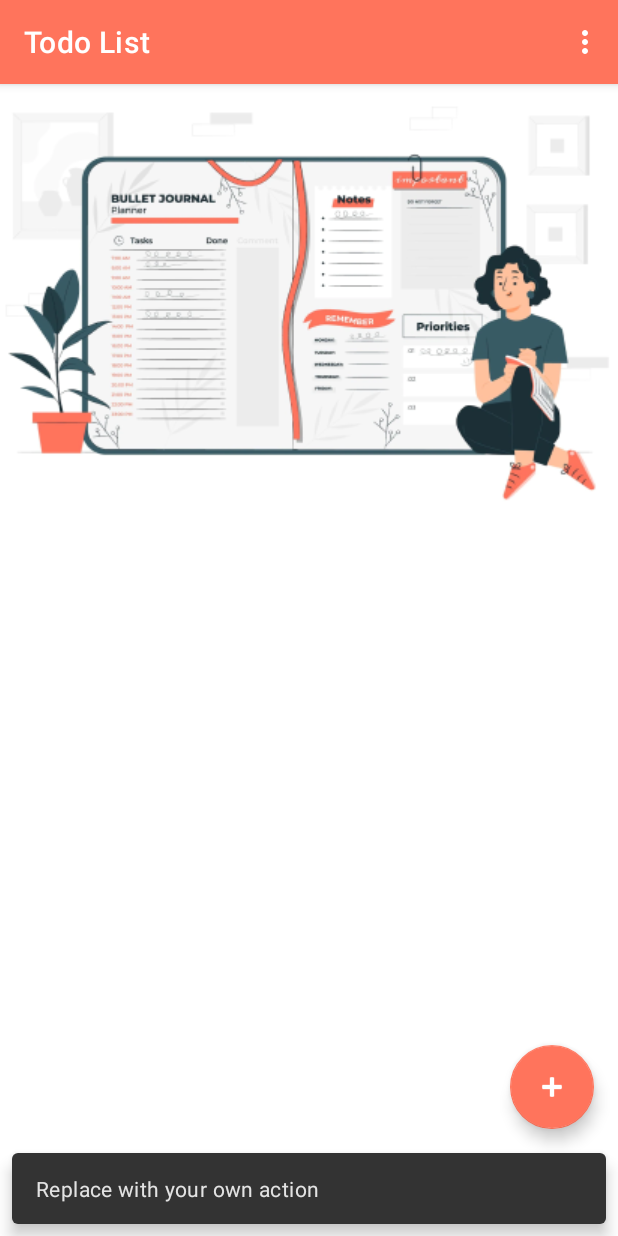
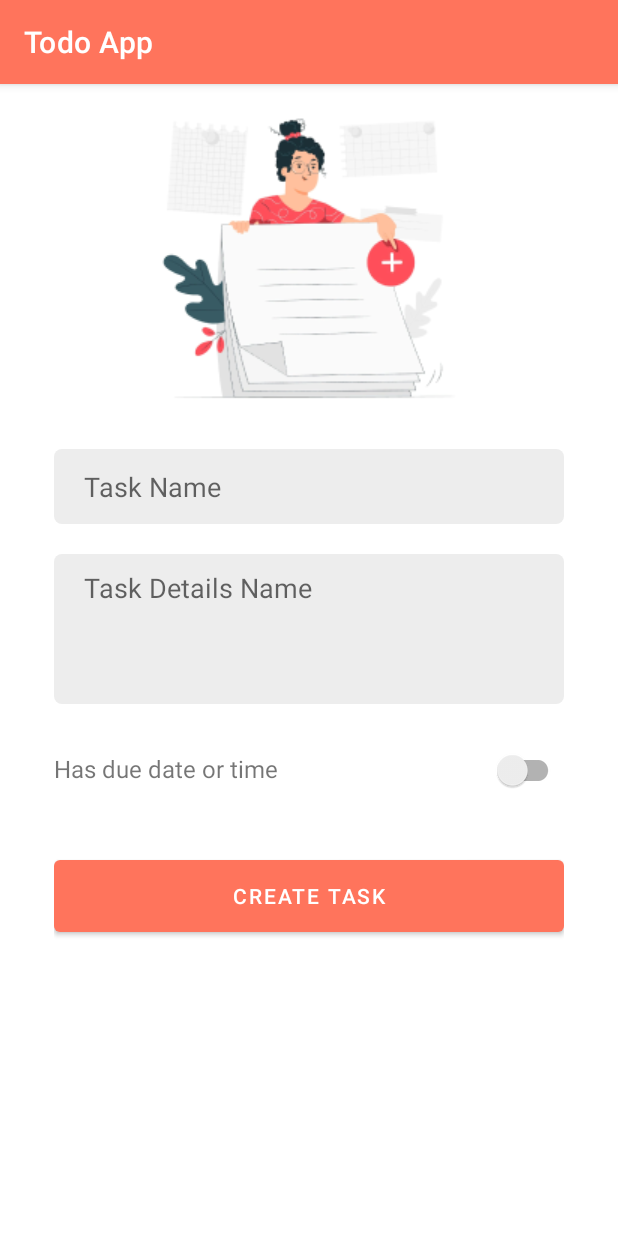
Before and after one commit to jovichenmcintyrecentenial/todo_list_android, an Android app: the MainActivity screen opened directly, with no data from a screen before it, after a tap on an icon or button, on a phone screen of 412 x 824 dp. Run offline under Robolectric (Android 15) with nearby library versions, the phone set to English and light mode, and no system bars.

Commit message:
started task details implemetation

```diff
--- a/app/src/main/java/com/centennial/team_15_mapd_721_todo_app/ui/main/MainActivity.kt
+++ b/app/src/main/java/com/centennial/team_15_mapd_721_todo_app/ui/main/MainActivity.kt
@@ -1,5 +1,6 @@
 package com.centennial.team_15_mapd_721_todo_app.ui.main
 
+import android.content.Intent
 import android.os.Bundle
 import com.google.android.material.snackbar.Snackbar
 import androidx.appcompat.app.AppCompatActivity
@@ -7,6 +8,8 @@ import android.view.Menu
 import android.view.MenuItem
 import com.centennial.team_15_mapd_721_todo_app.R
 import com.centennial.team_15_mapd_721_todo_app.databinding.ActivityMainBinding
+import com.centennial.team_15_mapd_721_todo_app.ui.signup.SignUpActivity
+import com.centennial.team_15_mapd_721_todo_app.ui.task_details.TaskDetailsActivity
 
 class MainActivity : AppCompatActivity() {
 
@@ -21,8 +24,11 @@ class MainActivity : AppCompatActivity() {
         setSupportActionBar(binding.toolbar)
 
         binding.fab.setOnClickListener { view ->
-            Snackbar.make(view, "Replace with your own action", Snackbar.LENGTH_LONG)
-                .setAction("Action", null).show()
+//            Snackbar.make(view, "Replace with your own action", Snackbar.LENGTH_LONG)
+//                .setAction("Action", null).show()
+
+            val intent = Intent(this, TaskDetailsActivity::class.java)
+            startActivity(intent)
         }
     }
 
--- /dev/null
+++ b/app/src/main/java/com/centennial/team_15_mapd_721_todo_app/ui/task_details/TaskDetailsActivity.kt
@@ -0,0 +1,102 @@
+package com.centennial.team_15_mapd_721_todo_app.ui.task_details
+
+import android.app.DatePickerDialog
+import android.app.TimePickerDialog
+import androidx.appcompat.app.AppCompatActivity
+import android.os.Bundle
+import android.view.View
+import android.widget.EditText
+import com.centennial.team_15_mapd_721_todo_app.R
+import com.centennial.team_15_mapd_721_todo_app.databinding.ActivityLoginBinding
+import com.centennial.team_15_mapd_721_todo_app.databinding.ActivityTaskDetailsBinding
+import com.google.type.DateTime
+import java.text.SimpleDateFormat
+import java.util.*
+
+class TaskDetailsActivity : AppCompatActivity() {
+    private lateinit var binding: ActivityTaskDetailsBinding
+    private var date:Date? = null
+    private val dateFormat = SimpleDateFormat("MMMM dd, yyyy", Locale.getDefault())
+    private val timeFormat = SimpleDateFormat("hh:mm a", Locale.getDefault())
+
+
+    override fun onCreate(savedInstanceState: Bundle?) {
+        super.onCreate(savedInstanceState)
+        binding = ActivityTaskDetailsBinding.inflate(layoutInflater)
+        setContentView(binding.root)
+
+        setCurrentDateAndTime()
+        binding.hasDueDateSwitch.setOnCheckedChangeListener { _, isChecked ->
+            if (isChecked) {
+                binding.dateTimelayout.visibility = View.VISIBLE
+            } else {
+                binding.dateTimelayout.visibility = View.GONE
+            }
+        }
+    }
+
+    fun setCurrentDateAndTime(){
+
+        date = Date()
+
+        val currentDateString = dateFormat.format(date)
+        val currentTimeString = timeFormat.format(date)
+
+        val dateEditText = binding.dateEditText
+        val timeEditText = binding.timeEditText
+
+        dateEditText.setText(currentDateString)
+        timeEditText.setText(currentTimeString)
+    }
+
+    fun showDatePickerDialog(view: View) {
+        val editText = view as EditText
+        val calendar = Calendar.getInstance()
+        calendar.time = date
+        val year = calendar.get(Calendar.YEAR)
+        val month = calendar.get(Calendar.MONTH)
+        val day = calendar.get(Calendar.DAY_OF_MONTH)
+
+        val datePickerDialog = DatePickerDialog(
+            this,
+            { _, selectedYear, selectedMonth, selectedDay ->
+                calendar.set(Calendar.YEAR, selectedYear)
+                calendar.set(Calendar.MONTH, selectedMonth)
+                calendar.set(Calendar.DAY_OF_MONTH, selectedDay)
+                date = calendar.time
+
+                val currentDateString = dateFormat.format(date)
+
+                editText.setText(currentDateString)
+            },
+            year,
+            month,
+            day
+        )
+
+        datePickerDialog.show()
+    }
+
+    fun showTimePickerDialog(view: View) {
+        val editText = view as EditText
+        val calendar = Calendar.getInstance()
+        calendar.time = date
+        val hour = calendar.get(Calendar.HOUR_OF_DAY)
+        val minute = calendar.get(Calendar.MINUTE)
+
+        val timePickerDialog = TimePickerDialog(
+            this,
+            { _, selectedHour, selectedMinute ->
+                calendar.set(Calendar.HOUR_OF_DAY, selectedHour)
+                calendar.set(Calendar.MINUTE, selectedMinute)
+                date = calendar.time
+                val currentTimeString = timeFormat.format(date)
+                editText.setText(currentTimeString)
+            },
+            hour,
+            minute,
+            false
+        )
+
+        timePickerDialog.show()
+    }}
--- /dev/null
+++ b/app/src/main/res/layout/activity_task_details.xml
@@ -0,0 +1,117 @@
+<?xml version="1.0" encoding="utf-8"?>
+<LinearLayout xmlns:android="http://schemas.android.com/apk/res/android"
+    xmlns:app="http://schemas.android.com/apk/res-auto"
+    xmlns:tools="http://schemas.android.com/tools"
+    android:layout_width="match_parent"
+    android:layout_height="match_parent"
+    android:orientation="vertical"
+    tools:context=".ui.task_details.TaskDetailsActivity">
+
+    <ImageView
+
+        android:layout_width="match_parent"
+        android:layout_gravity="top"
+        android:layout_height="wrap_content"
+        android:scaleType="centerCrop"
+        android:src="@drawable/add_a_task" />
+
+    <LinearLayout
+        android:layout_marginHorizontal="20dp"
+        android:layout_weight="1"
+        android:layout_width="match_parent"
+        android:layout_height="wrap_content"
+        android:layout_below="@+id/imageViewSignUp"
+        android:padding="16dp"
+        android:orientation="vertical">
+
+        <EditText
+            android:id="@+id/editTaskName"
+            android:hint="Task Name"
+            style="@style/text_field_style" />
+
+        <EditText
+            android:id="@+id/editTaskDetails"
+            android:hint="Task Details Name"
+            style="@style/text_area" />
+
+        <LinearLayout
+            android:layout_width="match_parent"
+            android:layout_height="wrap_content"
+            android:orientation="horizontal"
+           >
+
+            <TextView
+                android:layout_width="0dp"
+                android:layout_height="wrap_content"
+                android:layout_weight="1"
+                android:textSize="16dp"
+                android:text="Has due date or time"/>
+
+            <androidx.appcompat.widget.SwitchCompat
+
+                android:id="@+id/has_due_date_switch"
+                android:layout_width="wrap_content"
+                android:layout_height="wrap_content"
+                android:thumbTint="@color/text_secondary"
+                android:layout_marginBottom="10dp"
+                android:trackTint="#FF5722"
+                />
+
+        </LinearLayout>
+
+        <LinearLayout
+            android:visibility="gone"
+            android:id="@+id/dateTimelayout"
+            android:layout_width="match_parent"
+            android:layout_height="wrap_content"
+            android:orientation="horizontal">
+
+            <EditText
+                android:id="@+id/date_edit_text"
+                android:layout_weight="1"
+                android:inputType="date"
+                android:hint="Select date"
+                android:focusable="false"
+                android:clickable="true"
+                android:layout_marginRight="10dp"
+                style="@style/text_field_style"
+                android:onClick="showDatePickerDialog" />
+
+            <EditText
+                android:id="@+id/time_edit_text"
+                android:layout_weight="2"
+                android:inputType="time"
+                android:hint="Select time"
+                android:focusable="false"
+                android:clickable="true"
+                style="@style/text_field_style"
+                android:onClick="showTimePickerDialog" />
+
+        </LinearLayout>
+
+
+
+
+<!--        <EditText-->
+<!--            android:id="@+id/editTextEmail"-->
+<!--            android:hint="Email"-->
+<!--            style="@style/text_field_style" />-->
+
+<!--        <EditText-->
+<!--            android:id="@+id/editTextPassword"-->
+<!--            android:hint="Password"-->
+<!--            style="@style/text_field_style"-->
+<!--            android:inputType="textPassword" />-->
+
+
+        <Button
+            android:id="@+id/buttonSignUp"
+            android:layout_width="match_parent"
+            android:layout_height="60dp"
+            android:layout_marginTop="20dp"
+            android:text="Create Task"
+            android:onClick="onSubmit"
+            style="@style/main_button_style" />
+
+    </LinearLayout>
+</LinearLayout>
--- a/app/src/main/res/values/styles.xml
+++ b/app/src/main/res/values/styles.xml
@@ -13,4 +13,11 @@
         <item name="android:layout_width">match_parent</item>
         <item name="android:layout_height">60dp</item>
     </style>
+
+    <style name="text_area" parent="text_field_style">
+        <item name="android:gravity">top|left</item>
+        <item name="android:paddingTop">10dp</item>
+        <item name="android:layout_height">100dp</item>
+        <item name="android:inputType">textMultiLine</item>
+    </style>
 </resources>
```
Also changed, not shown: app/src/main/AndroidManifest.xml (+9 -2 lines), app/src/main/res/drawable/add_a_task.png (added).
